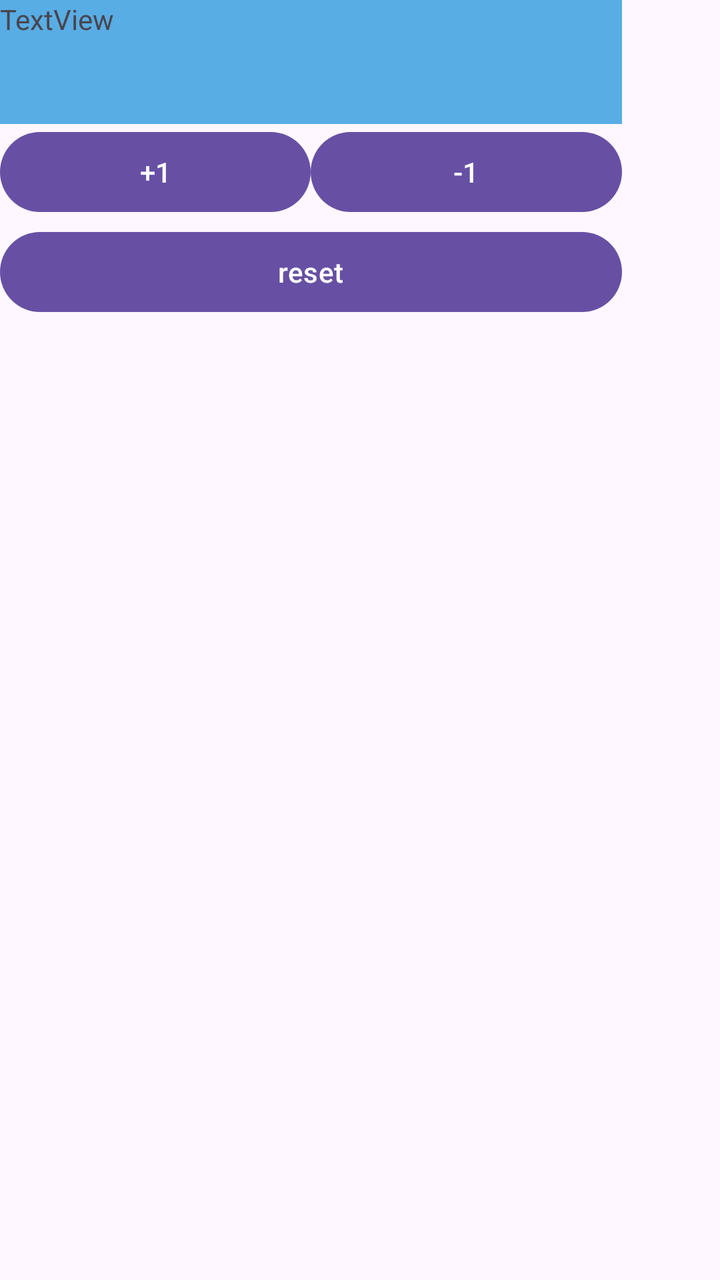
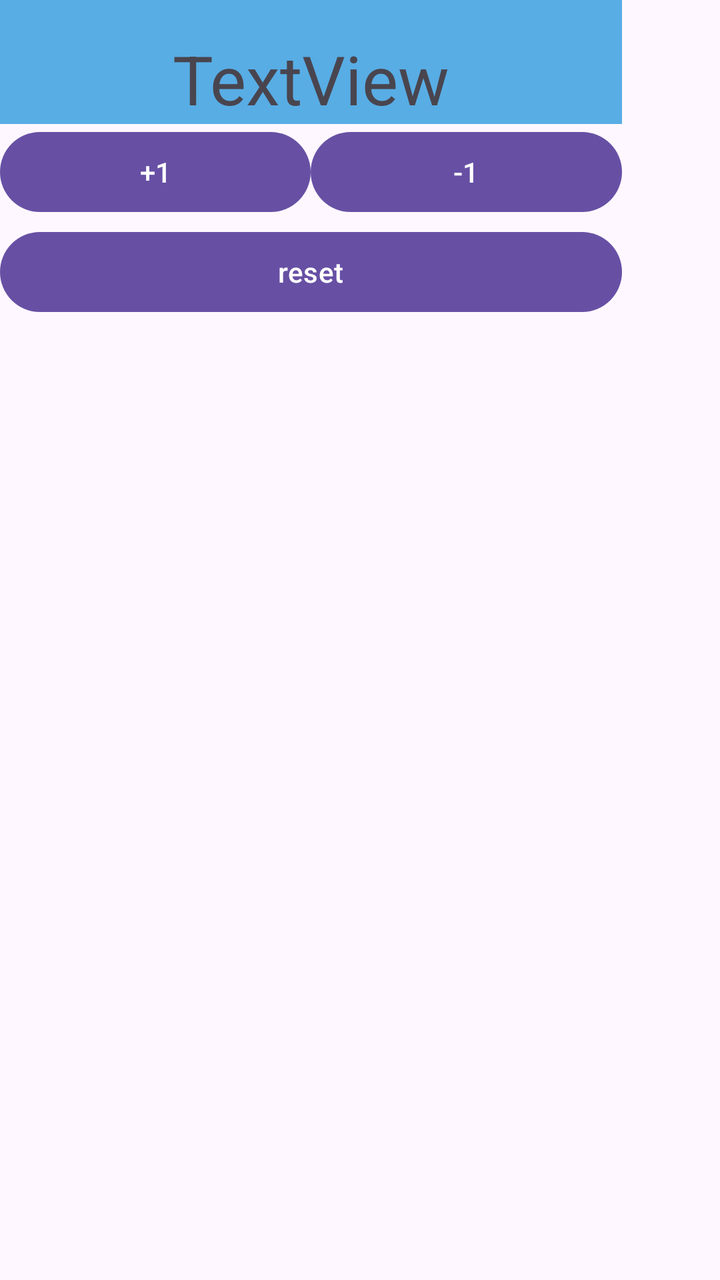

An Android layout rendered at two revisions. The XML below is the earlier revision; the diff shows what the commit changed to produce the second picture.
<!-- AndroidManifest.xml: application theme Theme.Zdarz2 -->
<!-- res/layout/activity_main.xml -->
<?xml version="1.0" encoding="utf-8"?>
<androidx.constraintlayout.widget.ConstraintLayout xmlns:android="http://schemas.android.com/apk/res/android"
    xmlns:app="http://schemas.android.com/apk/res-auto"
    xmlns:tools="http://schemas.android.com/tools"
    android:id="@+id/main"
    android:layout_width="match_parent"
    android:layout_height="match_parent"
    tools:context=".MainActivity">

    <LinearLayout
        android:layout_width="311dp"
        android:layout_height="254dp"
        android:orientation="vertical"
        app:layout_constraintStart_toStartOf="parent"
        app:layout_constraintTop_toTopOf="parent">

        <TextView
            android:id="@+id/textView"
            android:layout_width="match_parent"
            android:layout_height="62dp"
            android:background="#58ADE4"
            android:text="TextView" />

        <LinearLayout
            android:layout_width="match_parent"
            android:layout_height="50dp"
            android:orientation="horizontal">

            <Button
                android:id="@+id/button"
                android:layout_width="wrap_content"
                android:layout_height="wrap_content"
                android:layout_weight="1"
                android:text="@string/btn1"
                />

            <Button
                android:id="@+id/button2"
                android:layout_width="wrap_content"
                android:layout_height="wrap_content"
                android:layout_weight="1"
                android:text="@string/btn2" />
        </LinearLayout>

        <Button
            android:id="@+id/button3"
            android:layout_width="match_parent"
            android:layout_height="wrap_content"
            android:text="@string/btnr"
            android:onClick="onClickreset"/>
    </LinearLayout>
</androidx.constraintlayout.widget.ConstraintLayout>
<!-- resources referenced by this layout -->
<resources>
  <string name="btn1">+1</string>
  <string name="btn2">-1</string>
  <string name="btnr">reset</string>
  <style name="Theme.Zdarz2" parent="Base.Theme.Zdarz2" />
  <style name="Base.Theme.Zdarz2" parent="Theme.Material3.DayNight.NoActionBar">
          
          
      </style>
</resources>

<!-- the commit's change to res/layout/activity_main.xml (unified diff, before → after) -->
@@ -19,6 +19,8 @@
             android:layout_width="match_parent"
             android:layout_height="62dp"
             android:background="#58ADE4"
+            android:gravity="bottom|center"
+            android:textSize="34sp"
             android:text="TextView" />
 
         <LinearLayout
